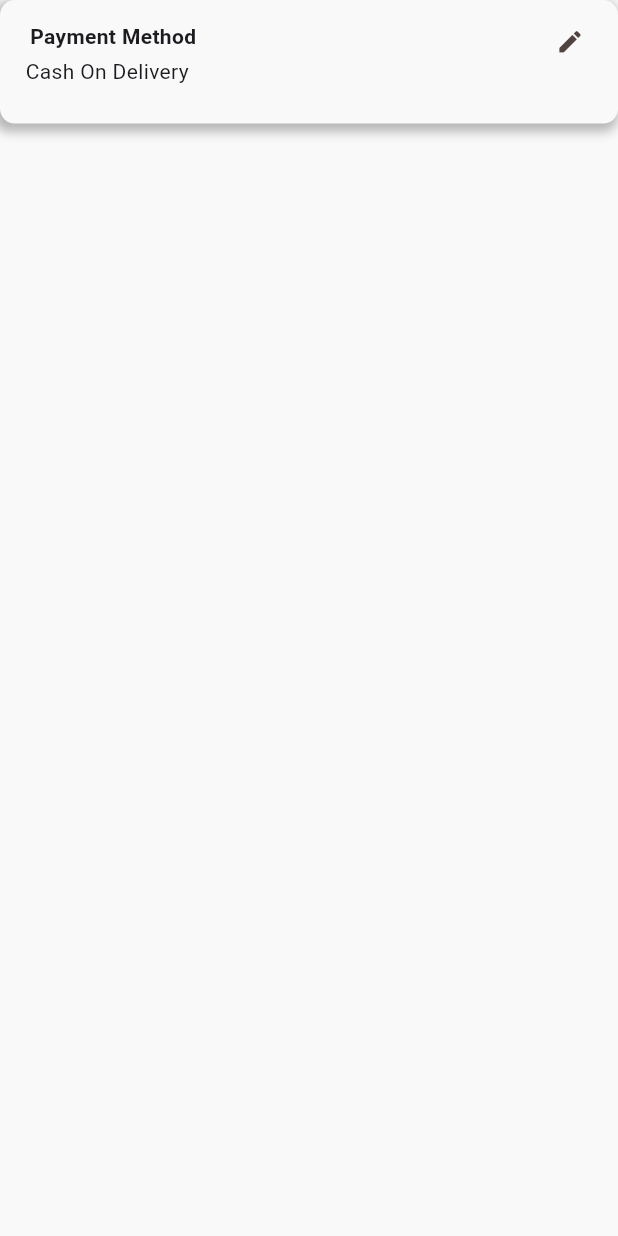
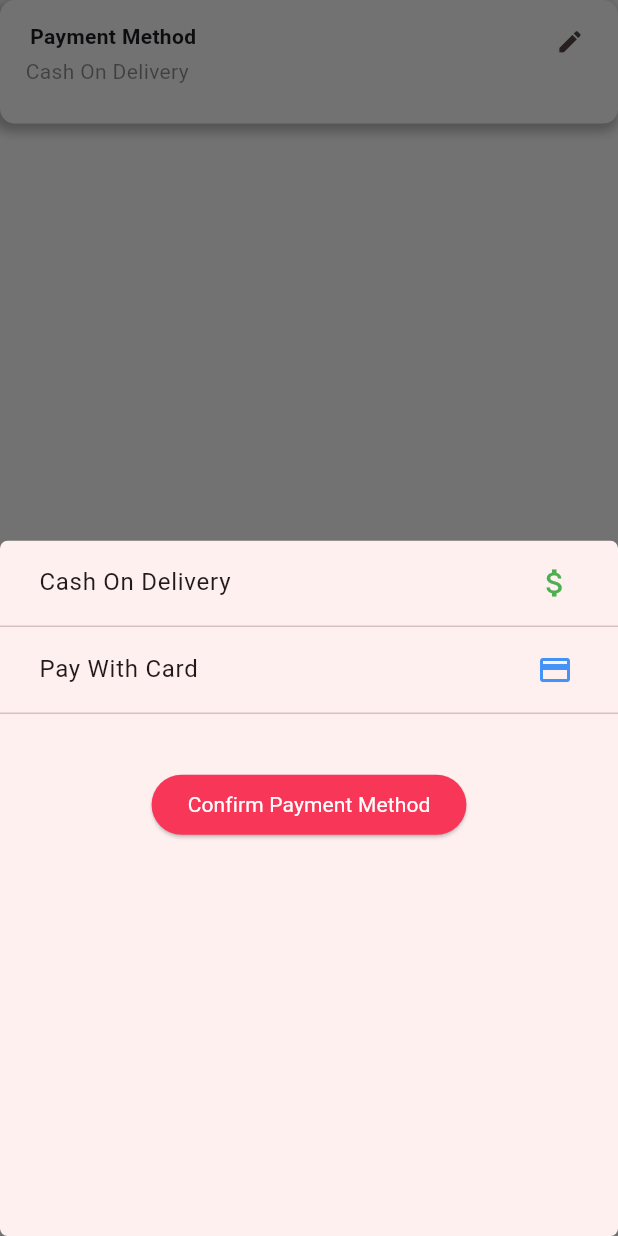
Before and after one commit to Abdelrahman2335/ecommerce, a Flutter app: the PaymentMethod widget shown alone on an empty page, opened directly, after a tap on the "edit" icon, on a phone screen of 412 x 824 dp. Run offline on Flutter 3.47's test engine with Material 3 defaults, Android fonts, the phone set to English and light mode, and no system bars; our stand-ins replace awesome_bottom_bar, cached_network_image, cloud_firestore, curved_navigation_bar, firebase_auth, firebase_core and 6 more; accounts and stored records are empty.

Commit message:
Working on the UI of the payment method

```diff
--- /dev/null
+++ b/lib/widgets/payment_bottomSheet.dart
@@ -0,0 +1,79 @@
+import 'package:flutter/material.dart';
+import 'package:gap/gap.dart';
+
+class PaymentBottomSheet extends StatefulWidget {
+  const PaymentBottomSheet({
+    super.key,
+    required this.paymentMethod,
+  });
+
+  final Function(
+    String selectedPayment,
+  ) paymentMethod;
+
+  @override
+  State<PaymentBottomSheet> createState() => _PaymentBottomSheetState();
+}
+
+class _PaymentBottomSheetState extends State<PaymentBottomSheet> {
+  @override
+  Widget build(BuildContext context) {
+    return SizedBox(
+      height: double.infinity,
+      width: double.infinity,
+      child: Column(
+        children: [
+          ListTile(
+            contentPadding: const EdgeInsets.only(left: 26, right: 30),
+            title: Text(
+              "Cash On Delivery",
+            ),
+            trailing: Icon(
+              Icons.attach_money,
+              color: Colors.green,
+            ),
+            onTap: () {
+              widget.paymentMethod(
+                "Cash On Delivery",
+              );
+            },
+          ),
+          Divider(
+            height: 2,
+          ),
+          ListTile(
+            contentPadding: const EdgeInsets.only(left: 26, right: 30),
+            selectedColor: Theme.of(context).colorScheme.primary.withAlpha(5),
+            title: const Text(
+              "Pay With Card",
+            ),
+            trailing: Icon(
+              Icons.credit_card,
+              color: Theme.of(context).colorScheme.secondary,
+            ),
+            onTap: () {
+              widget.paymentMethod(
+                "Pay With Card",
+              );
+            },
+          ),
+          Divider(
+            height: 2,
+          ),
+          Gap(36),
+          ElevatedButton(
+            onPressed: () {
+              Navigator.pop(context);
+            },
+            style: ElevatedButton.styleFrom(
+                backgroundColor: Theme.of(context).colorScheme.primary),
+            child: Text(
+              "Confirm Payment Method",
+              style: TextStyle(color: Colors.white),
+            ),
+          )
+        ],
+      ),
+    );
+  }
+}
--- a/lib/widgets/payment_method.dart
+++ b/lib/widgets/payment_method.dart
@@ -1,10 +1,23 @@
+import 'package:ecommerce/widgets/payment_bottomSheet.dart';
+import 'package:flutter/material.dart';
+import 'package:gap/gap.dart';
 
-import 'package:flutter/material.dart';
-
-class PaymentMethod extends StatelessWidget {
+class PaymentMethod extends StatefulWidget {
   const PaymentMethod({
     super.key,
   });
+
+  @override
+  State<PaymentMethod> createState() => _PaymentMethodState();
+}
+
+class _PaymentMethodState extends State<PaymentMethod> {
+  String selectedMethod = "Cash On Delivery";
+  void paymentMethod(String method) {
+    setState(() {
+      selectedMethod = method;
+    });
+  }
 
   @override
   Widget build(BuildContext context) {
@@ -16,8 +29,7 @@ class PaymentMethod extends StatelessWidget {
           color: Theme.of(context).colorScheme.surface,
           boxShadow: [
             BoxShadow(
-              color: const Color.fromARGB(255, 129, 129, 129)
-                  .withAlpha(140),
+              color: const Color.fromARGB(255, 129, 129, 129).withAlpha(140),
               spreadRadius: 2,
               blurRadius: 5,
               offset: const Offset(-2, 3),
@@ -36,10 +48,13 @@ class PaymentMethod extends StatelessWidget {
             Positioned(
               bottom: 11,
               left: 3,
-              child: const Text(
-                "Cash On Delivery",
-                overflow: TextOverflow.ellipsis,
-                maxLines: 2,
+              child: Opacity(
+                opacity: 0.5,
+                child: Text(
+                  selectedMethod,
+                  overflow: TextOverflow.ellipsis,
+                  maxLines: 2,
+                ),
               ),
             ),
             Positioned(
@@ -47,7 +62,25 @@ class PaymentMethod extends StatelessWidget {
               right: -6,
               child: IconButton(
                 iconSize: 19,
-                onPressed: () {},
+                onPressed: () {
+                  showModalBottomSheet(
+                    shape: RoundedRectangleBorder(
+                        borderRadius: BorderRadius.circular(5)),
+                    context: context,
+                    sheetAnimationStyle: AnimationStyle(
+                      curve: Curves.easeInOut,
+                      reverseDuration: Duration(milliseconds: 600),
+                      duration: const Duration(milliseconds: 600),
+                    ),
+
+                    /// Note: The ctx is the context for the BottomSheet, but context is refer to the main context.
+                    builder: (ctx) {
+                      return PaymentBottomSheet(
+                        paymentMethod: paymentMethod,
+                      );
+                    },
+                  );
+                },
                 icon: const Icon(Icons.edit),
               ),
             ),
```
